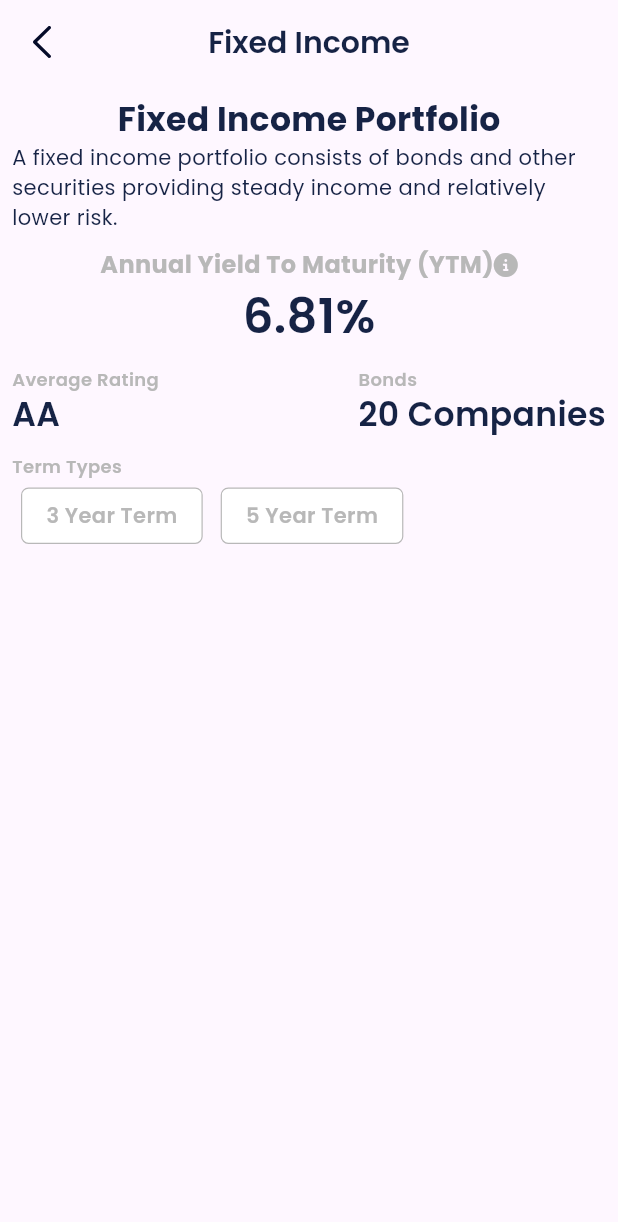
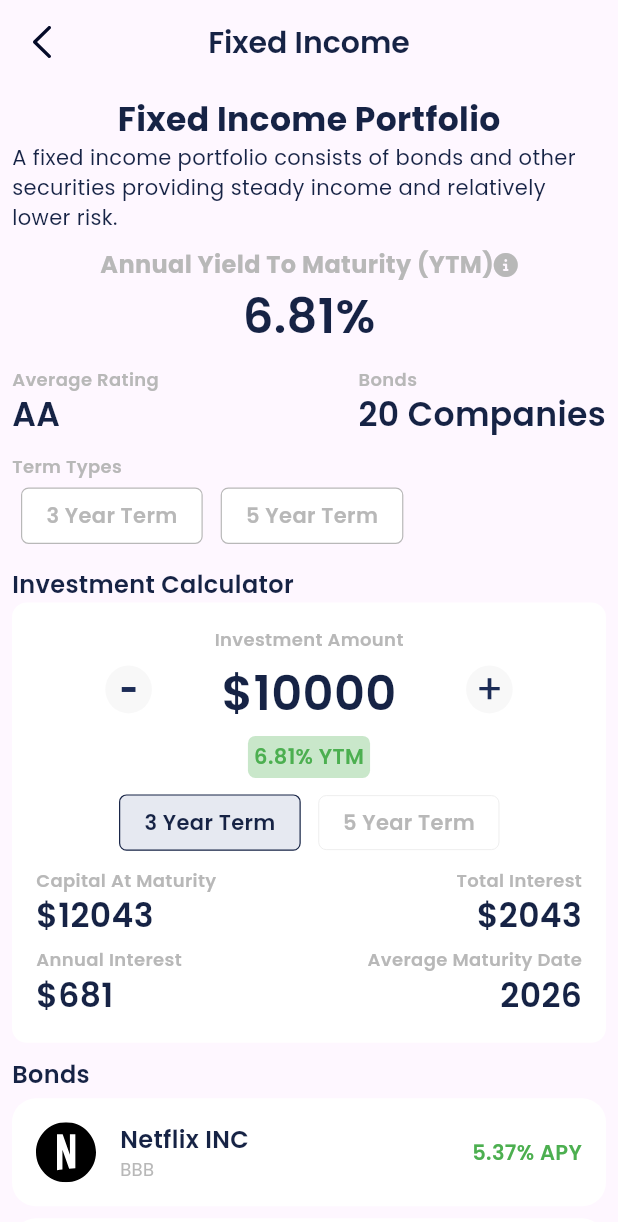
Before and after one commit to Willyyyy9/bund, a Flutter app: the IncomeScreen screen opened by its route, on a phone screen of 412 x 824 dp. Shown: the top 1222 px of the screen. Run offline on Flutter 3.47's test engine with Material 3 defaults, Android fonts, the phone set to English and light mode, and no system bars; drawn by our look-alikes of auto_size_text; our stand-ins replace bloc, carousel_slider, flutter_bloc, flutter_easyloading, flutter_svg, font_awesome_flutter and 1 more.

Commit message:
income screen

```diff
--- /dev/null
+++ b/lib/cubit/income/income_cubit.dart
@@ -0,0 +1,122 @@
+import 'package:bloc/bloc.dart';
+import 'package:bund/data/models/bond.dart';
+import 'package:bund/resource/asset_manager.dart';
+import 'package:bund/resource/string_manager.dart';
+
+part 'income_state.dart';
+
+class IncomeCubit extends Cubit<IncomeState> {
+  IncomeCubit()
+      : super(IncomeState(
+            selectedTerm: AppStrings.threeYearTerm,
+            investmentAmount: 10000,
+            capitalAtMaturity: 0,
+            annualInterest: 0,
+            totalInterest: 0,
+            averageMaturityDate: 0)) {
+    _calculateInitialValues();
+  }
+
+  void _calculateInitialValues() {
+    state.capitalAtMaturity = getCapitalAtMaturity();
+    state.annualInterest = getAnnualInterest();
+    state.totalInterest = getTotalInterest();
+    state.averageMaturityDate = getAverageMaturityDate();
+
+    emit(state); // Emitting the updated state after initial calculations
+  }
+
+  incrementInvestment() {
+    if (state.investmentAmount >= 10000) {
+      state.investmentAmount = state.investmentAmount + 10000;
+    } else if (state.investmentAmount < 10000 &&
+        !(state.investmentAmount < 1000)) {
+      state.investmentAmount = state.investmentAmount + 1000;
+    } else if (state.investmentAmount < 1000 &&
+        !(state.investmentAmount < 250)) {
+      state.investmentAmount = state.investmentAmount + 50;
+    }
+
+    double capitalAtMaturity = getCapitalAtMaturity();
+    double annualInterest = getAnnualInterest();
+    double totalInterest = getTotalInterest();
+    int averageMaturityDate = getAverageMaturityDate();
+
+    emit(IncomeState(
+      selectedTerm: state.selectedTerm,
+      investmentAmount: state.investmentAmount,
+      capitalAtMaturity: capitalAtMaturity,
+      annualInterest: annualInterest,
+      totalInterest: totalInterest,
+      averageMaturityDate: averageMaturityDate,
+    ));
+  }
+
+  decrementInvestment() {
+    if (state.investmentAmount > 10000) {
+      state.investmentAmount = state.investmentAmount - 10000;
+    } else if (state.investmentAmount <= 10000 &&
+        !(state.investmentAmount <= 1000)) {
+      state.investmentAmount = state.investmentAmount - 1000;
+    } else if (state.investmentAmount <= 1000 &&
+        !(state.investmentAmount <= 250)) {
+      state.investmentAmount = state.investmentAmount - 50;
+    }
+
+    double capitalAtMaturity = getCapitalAtMaturity();
+    double annualInterest = getAnnualInterest();
+    double totalInterest = getTotalInterest();
+    int averageMaturityDate = getAverageMaturityDate();
+
+    emit(IncomeState(
+      selectedTerm: state.selectedTerm,
+      investmentAmount: state.investmentAmount,
+      capitalAtMaturity: capitalAtMaturity,
+      annualInterest: annualInterest,
+      totalInterest: totalInterest,
+      averageMaturityDate: averageMaturityDate,
+    ));
+  }
+
+  void changeSelectedTerm(String term) {
+    state.selectedTerm = term;
+
+    double capitalAtMaturity = getCapitalAtMaturity();
+    double annualInterest = getAnnualInterest();
+    double totalInterest = getTotalInterest();
+    int averageMaturityDate = getAverageMaturityDate();
+
+    emit(IncomeState(
+      selectedTerm: term,
+      investmentAmount: state.investmentAmount,
+      capitalAtMaturity: capitalAtMaturity,
+      annualInterest: annualInterest,
+      totalInterest: totalInterest,
+      averageMaturityDate: averageMaturityDate,
+    ));
+  }
+
+  double getCapitalAtMaturity() {
+    int selectedTerm = (state.selectedTerm == AppStrings.threeYearTerm) ? 3 : 5;
+
+    return (((state.annualYield / 100) *
+            selectedTerm *
+            state.investmentAmount) +
+        state.investmentAmount);
+  }
+
+  double getAnnualInterest() {
+    return state.investmentAmount * (state.annualYield / 100);
+  }
+
+  double getTotalInterest() {
+    int selectedTerm = (state.selectedTerm == AppStrings.threeYearTerm) ? 3 : 5;
+    return state.investmentAmount * (state.annualYield / 100) * selectedTerm;
+  }
+
+  int getAverageMaturityDate() {
+    int selectedTerm = (state.selectedTerm == AppStrings.threeYearTerm) ? 3 : 5;
+    state.averageMaturityDate = DateTime.now().year + selectedTerm;
+    return DateTime.now().year + selectedTerm;
+  }
+}
--- /dev/null
+++ b/lib/cubit/income/income_state.dart
@@ -0,0 +1,43 @@
+part of 'income_cubit.dart';
+
+class IncomeState {
+  String selectedTerm;
+  double investmentAmount;
+  double capitalAtMaturity;
+  double annualInterest;
+  double totalInterest;
+  double annualYield = 6.81;
+  int averageMaturityDate;
+
+  List<Bond> bonds = [
+    Bond(
+        icon: IconAssets.netflixIcon,
+        title: AppStrings.netflixInc,
+        subtitle: "BBB",
+        apy: "5.37% APY"),
+    Bond(
+        icon: IconAssets.fordIcon,
+        title: AppStrings.fordMotorLLC,
+        subtitle: "BB+",
+        apy: "7.71% APY"),
+    Bond(
+        icon: IconAssets.appleIcon,
+        title: AppStrings.appleInc,
+        subtitle: "AA+",
+        apy: "4.85% APY"),
+    Bond(
+        icon: IconAssets.morganIcon,
+        title: AppStrings.morganStanley,
+        subtitle: "A-",
+        apy: "6.27% APY"),
+  ];
+
+  IncomeState({
+    required this.selectedTerm,
+    required this.investmentAmount,
+    required this.capitalAtMaturity,
+    required this.annualInterest,
+    required this.totalInterest,
+    required this.averageMaturityDate,
+  });
+}
--- /dev/null
+++ b/lib/data/models/bond.dart
@@ -0,0 +1,13 @@
+class Bond {
+  final String icon;
+  final String title;
+  final String subtitle;
+  final String apy;
+
+  Bond({
+    required this.icon,
+    required this.title,
+    required this.subtitle,
+    required this.apy,
+  });
+}
--- a/lib/resource/asset_manager.dart
+++ b/lib/resource/asset_manager.dart
@@ -29,6 +29,14 @@ class IconAssets {
   static const String investmentIcon = '${iconPath}investmenticon.svg';
   static const String chatIcon = '${iconPath}chaticon.svg';
   static const String backIcon = '${iconPath}backicon.svg';
+  static const String decrementButtonIcon =
+      '${iconPath}decrementbuttonicon.svg';
+  static const String incrementButtonIcon =
+      '${iconPath}incrementbuttonicon.svg';
+  static const String netflixIcon = '${iconPath}netflixicon.svg';
+  static const String fordIcon = '${iconPath}fordicon.svg';
+  static const String appleIcon = '${iconPath}appleicon.svg';
+  static const String morganIcon = '${iconPath}morganicon.svg';
 }
 
 class JsonAssets {}
--- a/lib/resource/color_manager.dart
+++ b/lib/resource/color_manager.dart
@@ -13,6 +13,7 @@ class ColorManager {
   static Color lightPrimary = const Color(0xff495678);
 
   static Color grey1 = const Color(0xffd7d7d7);
+  static Color selectedTermColor = const Color(0xffE6E9F1);
   static Color grey2 = const Color(0xff797979);
   static Color white = const Color(0xffffffff);
   static Color black = const Color(0xff000000);
--- a/lib/resource/string_manager.dart
+++ b/lib/resource/string_manager.dart
@@ -33,6 +33,16 @@ class AppStrings {
   static const String termTypes = "Term Types";
   static const String threeYearTerm = "3 Year Term";
   static const String fiveYearTerm = "5 Year Term";
+  static const String investmentCalculator = "Investment Calculator";
+  static const String investmentAmount = "Investment Amount";
+  static const String capitalAtMaturity = "Capital At Maturity";
+  static const String totalInterest = "Total Interest";
+  static const String annualInterest = "Annual Interest";
+  static const String averageMaturityDate = "Average Maturity Date";
+  static const String netflixInc = "Netflix INC";
+  static const String fordMotorLLC = "Ford Motor LLC";
+  static const String appleInc = "Apple INC";
+  static const String morganStanley = "Morgan Stanley";
 }
 
 class AppLinks {}
--- a/lib/ui/income/income_screen.dart
+++ b/lib/ui/income/income_screen.dart
@@ -1,12 +1,16 @@
+import 'package:bund/cubit/income/income_cubit.dart';
 import 'package:bund/resource/asset_manager.dart';
 import 'package:bund/resource/color_manager.dart';
 import 'package:bund/resource/font_manager.dart';
 import 'package:bund/resource/string_manager.dart';
 import 'package:bund/resource/style_manager.dart';
 import 'package:bund/resource/value_manager.dart';
+import 'package:bund/ui/income/widgets/bonds/income_bonds_widget.dart';
+import 'package:bund/ui/income/widgets/calculator/income_calculator_widget.dart';
 import 'package:bund/ui/income/widgets/details/income_details_widget.dart';
 import 'package:bund/ui/income/widgets/title/income_title_widget.dart';
 import 'package:flutter/material.dart';
+import 'package:flutter_bloc/flutter_bloc.dart';
 import 'package:flutter_svg/svg.dart';
 import 'package:gap/gap.dart';
 
@@ -15,7 +19,9 @@ class IncomeScreen extends StatelessWidget {
 
   @override
   Widget build(BuildContext context) {
-    return Scaffold(
+    return BlocProvider(
+      create: (context) => IncomeCubit(),
+      child: Scaffold(
         appBar: AppBar(
           leading: InkWell(
               onTap: () {
@@ -36,13 +42,20 @@ class IncomeScreen extends StatelessWidget {
         ),
         body: const Padding(
           padding: EdgeInsets.all(AppPadding.p8),
+          child: SingleChildScrollView(
             child: Column(
               crossAxisAlignment: CrossAxisAlignment.start,
               children: [
                 IncomeTitleWidget(),
                 Gap(AppSize.s10),
                 IncomeDetailsWidget(),
+                Gap(AppSize.s10),
+                IncomeCalculatorWidget(),
+                Gap(AppSize.s10),
+                IncomeBondsWidget()
               ],
+            ),
+          ),
         ),
       ),
     );
--- /dev/null
+++ b/lib/ui/income/widgets/bonds/income_bond_item.dart
@@ -0,0 +1,64 @@
+import 'package:auto_size_text/auto_size_text.dart';
+import 'package:bund/data/models/bond.dart';
+import 'package:bund/resource/color_manager.dart';
+import 'package:bund/resource/font_manager.dart';
+import 'package:bund/resource/style_manager.dart';
+import 'package:bund/resource/value_manager.dart';
+import 'package:flutter/material.dart';
+import 'package:flutter_svg/svg.dart';
+import 'package:gap/gap.dart';
+
+class IncomeBondItem extends StatelessWidget {
+  const IncomeBondItem({super.key, required this.bond});
+  final Bond bond;
+
+  @override
+  Widget build(BuildContext context) {
+    return Container(
+      padding: const EdgeInsets.all(AppPadding.p16),
+      margin: const EdgeInsets.symmetric(vertical: AppMargin.m4),
+      decoration: BoxDecoration(
+          color: ColorManager.white,
+          borderRadius: BorderRadius.circular(AppSize.s16)),
+      child: Row(children: [
+        Builder(builder: (context) {
+          return SizedBox(
+            width: AppSize.s40,
+            child: SvgPicture.asset(
+              bond.icon,
+              height: AppSize.s40,
+              width: AppSize.s40,
+              fit: BoxFit.scaleDown,
+            ),
+          );
+        }),
+        const Gap(AppSize.s16),
+        Expanded(
+          child: Column(
+            crossAxisAlignment: CrossAxisAlignment.start,
+            children: [
+              AutoSizeText(
+                bond.title,
+                maxLines: 1,
+                style: getSemiBoldStyle(
+                    color: ColorManager.primary, fontSize: FontSize.s16),
+              ),
+              AutoSizeText(
+                bond.subtitle,
+                maxLines: 1,
+                style: getRegularStyle(
+                    color: ColorManager.grey, fontSize: FontSize.s12),
+              ),
+            ],
+          ),
+        ),
+        AutoSizeText(
+          bond.apy,
+          maxLines: 1,
+          style: getSemiBoldStyle(
+              color: ColorManager.success, fontSize: FontSize.s14),
+        ),
+      ]),
+    );
+  }
+}
--- /dev/null
+++ b/lib/ui/income/widgets/bonds/income_bonds_widget.dart
@@ -0,0 +1,38 @@
+import 'package:bund/cubit/income/income_cubit.dart';
+import 'package:bund/resource/color_manager.dart';
+import 'package:bund/resource/font_manager.dart';
+import 'package:bund/resource/string_manager.dart';
+import 'package:bund/resource/style_manager.dart';
+import 'package:bund/ui/income/widgets/bonds/income_bond_item.dart';
+import 'package:flutter/material.dart';
+import 'package:flutter_bloc/flutter_bloc.dart';
+
+class IncomeBondsWidget extends StatelessWidget {
+  const IncomeBondsWidget({super.key});
+
+  @override
+  Widget build(BuildContext context) {
+    return BlocBuilder<IncomeCubit, IncomeState>(
+      builder: (context, state) {
+        return Column(
+          crossAxisAlignment: CrossAxisAlignment.start,
+          children: [
+            Text(
+              AppStrings.bonds,
+              style: getSemiBoldStyle(
+                  color: ColorManager.primary, fontSize: FontSize.s16),
+            ),
+            ListView.builder(
+              physics: const NeverScrollableScrollPhysics(),
+              shrinkWrap: true,
+              itemCount: state.bonds.length,
+              itemBuilder: (context, index) {
+                return IncomeBondItem(bond: state.bonds[index]);
+              },
+            )
+          ],
+        );
+      },
+    );
+  }
+}
--- /dev/null
+++ b/lib/ui/income/widgets/calculator/income_calculator_widget.dart
@@ -0,0 +1,160 @@
+import 'package:auto_size_text/auto_size_text.dart';
+import 'package:bund/cubit/income/income_cubit.dart';
+import 'package:bund/resource/asset_manager.dart';
+import 'package:bund/resource/color_manager.dart';
+import 'package:bund/resource/font_manager.dart';
+import 'package:bund/resource/string_manager.dart';
+import 'package:bund/resource/style_manager.dart';
+import 'package:bund/resource/value_manager.dart';
+import 'package:bund/ui/income/widgets/calculator/income_selected_term_item.dart';
+import 'package:flutter/material.dart';
+import 'package:flutter_bloc/flutter_bloc.dart';
+import 'package:flutter_svg/svg.dart';
+import 'package:gap/gap.dart';
+
+class IncomeCalculatorWidget extends StatelessWidget {
+  const IncomeCalculatorWidget({super.key});
+
+  @override
+  Widget build(BuildContext context) {
+    return BlocBuilder<IncomeCubit, IncomeState>(
+      builder: (context, state) {
+        return Column(
+          crossAxisAlignment: CrossAxisAlignment.start,
+          children: [
+            Text(
+              AppStrings.investmentCalculator,
+              style: getSemiBoldStyle(
+                  color: ColorManager.primary, fontSize: FontSize.s16),
+            ),
+            Container(
+              padding: const EdgeInsets.all(AppPadding.p16),
+              decoration: BoxDecoration(
+                  color: ColorManager.white,
+                  borderRadius: BorderRadius.circular(AppSize.s10)),
+              child: Column(
+                children: [
+                  Text(
+                    AppStrings.investmentAmount,
+                    style: getSemiBoldStyle(
+                        color: ColorManager.grey, fontSize: FontSize.s12),
+                  ),
+                  const Gap(AppSize.s5),
+                  Row(
+                    mainAxisAlignment: MainAxisAlignment.spaceEvenly,
+                    children: [
+                      InkWell(
+                          onTap: () {
+                            context.read<IncomeCubit>().decrementInvestment();
+                          },
+                          child:
+                              SvgPicture.asset(IconAssets.decrementButtonIcon)),
+                      AutoSizeText(
+                        "\$${state.investmentAmount.ceil()}",
+                        style: getSemiBoldStyle(
+                            color: ColorManager.primary,
+                            fontSize: FontSize.s32),
+                      ),
+                      InkWell(
+                          onTap: () {
+                            context.read<IncomeCubit>().incrementInvestment();
+                          },
+                          child:
+                              SvgPicture.asset(IconAssets.incrementButtonIcon)),
+                    ],
+                  ),
+                  const Gap(AppSize.s5),
+                  Container(
+                    padding: const EdgeInsets.all(AppPadding.p4),
+                    decoration: BoxDecoration(
+                        color: ColorManager.success.withOpacity(0.3),
+                        borderRadius: BorderRadius.circular(AppSize.s5)),
+                    child: Text(
+                      "${state.annualYield}% YTM",
+                      style: getSemiBoldStyle(
+                          color: ColorManager.success, fontSize: FontSize.s14),
+                    ),
+                  ),
+                  const Gap(AppSize.s5),
+                  const Row(
+                    mainAxisAlignment: MainAxisAlignment.center,
+                    children: [
+                      IncomeSelectedTermItem(title: AppStrings.threeYearTerm),
+                      IncomeSelectedTermItem(title: AppStrings.fiveYearTerm),
+                    ],
+                  ),
+                  const Gap(AppSize.s5),
+                  Row(
+                    mainAxisAlignment: MainAxisAlignment.spaceBetween,
+                    children: [
+                      Column(
+                        crossAxisAlignment: CrossAxisAlignment.start,
+                        children: [
+                          Text(
+                            AppStrings.capitalAtMaturity,
+                            style: getSemiBoldStyle(
+                                color: ColorManager.grey,
+                                fontSize: FontSize.s12),
+                          ),
+                          Text(
+                            "\$${state.capitalAtMaturity.ceil()}",
+                            style: getSemiBoldStyle(
+                                color: ColorManager.primary,
+                                fontSize: FontSize.s22),
+                          ),
+                          const Gap(AppSize.s5),
+                          Text(
+                            AppStrings.annualInterest,
+                            style: getSemiBoldStyle(
+                                color: ColorManager.grey,
+                                fontSize: FontSize.s12),
+                          ),
+                          Text(
+                            "\$${state.annualInterest.ceil()}",
+                            style: getSemiBoldStyle(
+                                color: ColorManager.primary,
+                                fontSize: FontSize.s22),
+                          ),
+                        ],
+                      ),
+                      Column(
+                        crossAxisAlignment: CrossAxisAlignment.end,
+                        children: [
+                          Text(
+                            AppStrings.totalInterest,
+                            style: getSemiBoldStyle(
+                                color: ColorManager.grey,
+                                fontSize: FontSize.s12),
+                          ),
+                          Text(
+                            "\$${state.totalInterest.ceil()}",
+                            style: getSemiBoldStyle(
+                                color: ColorManager.primary,
+                                fontSize: FontSize.s22),
+                          ),
+                          const Gap(AppSize.s5),
+                          Text(
+                            AppStrings.averageMaturityDate,
+                            style: getSemiBoldStyle(
+                                color: ColorManager.grey,
+                                fontSize: FontSize.s12),
+                          ),
+                          Text(
+                            "${state.averageMaturityDate.ceil()}",
+                            style: getSemiBoldStyle(
+                                color: ColorManager.primary,
+                                fontSize: FontSize.s22),
+                          ),
+                        ],
+                      ),
+                    ],
+                  )
+                ],
+              ),
+            )
+          ],
+        );
+      },
+    );
+  }
+}
--- /dev/null
+++ b/lib/ui/income/widgets/calculator/income_selected_term_item.dart
@@ -0,0 +1,49 @@
+import 'package:bund/cubit/income/income_cubit.dart';
+import 'package:bund/resource/color_manager.dart';
+import 'package:bund/resource/font_manager.dart';
+import 'package:bund/resource/style_manager.dart';
+import 'package:bund/resource/value_manager.dart';
+import 'package:flutter/material.dart';
+import 'package:flutter_bloc/flutter_bloc.dart';
+
+class IncomeSelectedTermItem extends StatelessWidget {
+  const IncomeSelectedTermItem({super.key, required this.title});
+  final String title;
+
+  @override
+  Widget build(BuildContext context) {
+    return BlocBuilder<IncomeCubit, IncomeState>(
+      builder: (context, state) {
+        return InkWell(
+          onTap: () {
+            BlocProvider.of<IncomeCubit>(context).changeSelectedTerm(title);
+          },
+          child: Container(
+            margin: const EdgeInsets.all(AppMargin.m6),
+            padding: const EdgeInsets.symmetric(
+                horizontal: AppPadding.p16, vertical: AppPadding.p8),
+            decoration: BoxDecoration(
+                color: state.selectedTerm == title
+                    ? ColorManager.selectedTermColor
+                    : ColorManager.white,
+                borderRadius: BorderRadius.circular(AppSize.s5),
+                border: Border.all(
+                    width:
+                        state.selectedTerm == title ? AppSize.s0_8 : AppSize.s0,
+                    color: state.selectedTerm == title
+                        ? ColorManager.primary
+                        : ColorManager.backgroundGreyGrey)),
+            child: Text(
+              title,
+              style: getSemiBoldStyle(
+                  color: state.selectedTerm == title
+                      ? ColorManager.primary
+                      : ColorManager.grey,
+                  fontSize: FontSize.s14),
+            ),
+          ),
+        );
+      },
+    );
+  }
+}
```
Also changed, not shown: assets/icons/appleicon.svg (added), assets/icons/decrementbuttonicon.svg (added), assets/icons/fordicon.svg (added), assets/icons/incrementbuttonicon.svg (added), assets/icons/morganicon.svg (added), assets/icons/netflixicon.svg (added). Lines whose indentation alone changed are shown as unchanged.
